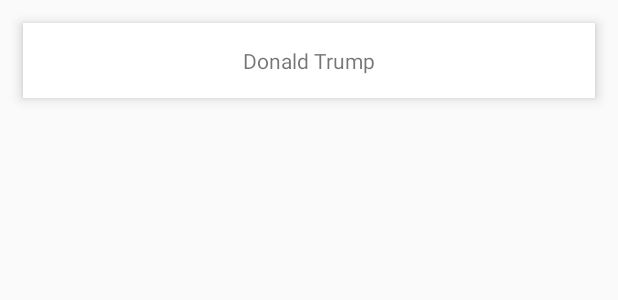
After one commit to lostcart/dogs, an Android app: the layout dog_item.xml on its own in the app's theme, with its tools: preview values and no code run, on a phone screen of 412 x 824 dp. The commit adds this screen. Shown: the top 300 px of the screen. Run offline under Robolectric (Android 15) with nearby library versions, the phone set to English and light mode, and no system bars.

Commit message:
Show list of dogs in recycler view

```diff
--- /dev/null
+++ b/app/src/main/res/layout/dog_item.xml
@@ -0,0 +1,17 @@
+<?xml version="1.0" encoding="utf-8"?>
+<LinearLayout xmlns:android="http://schemas.android.com/apk/res/android"
+    xmlns:tools="http://schemas.android.com/tools"
+    android:layout_width="match_parent"
+    android:layout_height="wrap_content"
+    android:layout_margin="15dp"
+    android:background="#FFF"
+    android:elevation="5dp"
+    android:padding="15dp">
+
+    <TextView
+        android:id="@+id/dog_item_textview"
+        android:layout_width="match_parent"
+        android:layout_height="wrap_content"
+        android:gravity="center"
+        tools:text="Donald Trump" />
+</LinearLayout>
```
Also changed, not shown: app/src/main/java/com/lost/dogs/features/dogs/list/DogsListAdapter.kt (added, +59 -0 lines), app/src/main/java/com/lost/dogs/features/dogs/list/DogsListFragment.kt (+32 -0 lines), app/src/main/java/com/lost/dogs/features/shared/SingleLiveEvent.kt (added, +52 -0 lines), app/src/main/res/layout/dogs_list.xml (+8 -7 lines), domain/src/main/java/com/lost/domain/models/Dog.kt (+6 -1 lines).
